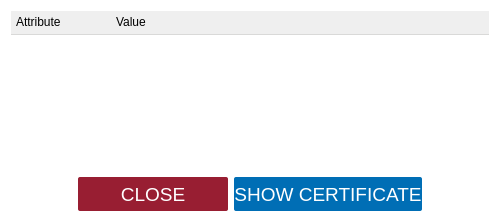
Before: the Qt Designer form client/dialogs/KeyDialog.ui in open-eid/DigiDoc4-Client, drawn with Qt 5.
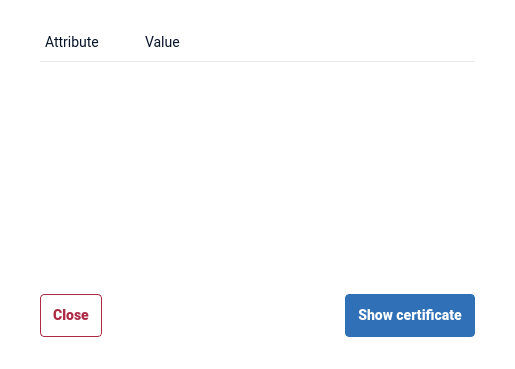
After: the same form once the commit is applied.

Commit message:
Update dialogs to new UI guidlines (#1310)
* AddRecipients
* CertificateDetails
* CertificateHistory
* KeyDialog

IB-7969

```diff
--- a/client/dialogs/KeyDialog.ui
+++ b/client/dialogs/KeyDialog.ui
@@ -6,8 +6,8 @@
    <rect>
     <x>0</x>
     <y>0</y>
-    <width>500</width>
-    <height>222</height>
+    <width>515</width>
+    <height>369</height>
    </rect>
   </property>
   <property name="minimumSize">
@@ -20,24 +20,72 @@
    <string>Encrypt for</string>
   </property>
   <property name="styleSheet">
-   <string notr="true">QWidget{ background-color: #FFFFFF; border: none;}
-QWidget#KeyDialog{ border-radius: 2px; }
-</string>
+   <string notr="true">QWidget {
+color: #07142A;
+font-family: Roboto, Helvetica;
+font-size: 14px;
+}
+#KeyDialog {
+background-color: #FFFFFF;
+border-radius: 4px;
+}
+QHeaderView::section {
+border: 1px solid #E7EAEF;
+border-width: 0px 0px 1px 0px;
+padding: 0px 0px 8px 5px;
+background-color: #FFFFFF;
+}
+QPushButton {
+padding: 12px 12px;
+border-radius: 4px;
+border: 1px solid #AD2A45;
+color: #AD2A45;
+font-weight: 700;
+}
+QPushButton:hover {
+background-color: #F5EBED;
+}
+QPushButton:pressed {
+background-color: #E1C1C6;
+}
+QPushButton:default {
+color: #ffffff;
+border-color: #2F70B6;
+background-color: #2F70B6;
+}
+QPushButton:default:hover {
+border-color: #2B66A6;
+background-color: #2B66A6;
+}
+QPushButton:default:pressed {
+border-color: #215081;
+background-color: #215081;
+}
+QPushButton:default:disabled {
+border-color: #82A9D3;
+background-color: #82A9D3;
+}</string>
   </property>
   <layout class="QVBoxLayout" name="KeyDialogLayout">
+   <property name="spacing">
+    <number>40</number>
+   </property>
+   <property name="leftMargin">
+    <number>40</number>
+   </property>
+   <property name="topMargin">
+    <number>32</number>
+   </property>
+   <property name="rightMargin">
+    <number>40</number>
+   </property>
+   <property name="bottomMargin">
+    <number>32</number>
+   </property>
    <item>
     <widget class="QTreeWidget" name="view">
-     <property name="styleSheet">
-      <string notr="true">#view {
-	border:none;
-}
-QHeaderView::section {
-	border: 1px solid #D9D9D8;
-	border-width: 0px 0px 1px 0px;
-	padding: 2px 0px 3px 5px;
-	background-color: qlineargradient(x1:0, y1:0, x2:0, y2:1,
-                                      stop:0 #FFFFFF, stop:1 #FFFFFF);
-}</string>
+     <property name="frameShape">
+      <enum>QFrame::NoFrame</enum>
      </property>
      <property name="rootIsDecorated">
       <bool>false</bool>
@@ -56,117 +104,55 @@
    </item>
    <item>
     <layout class="QHBoxLayout" name="buttonLayout">
-     <item>
-      <spacer name="leftSpacer">
-       <property name="orientation">
-        <enum>Qt::Horizontal</enum>
-       </property>
-       <property name="sizeHint" stdset="0">
-        <size>
-         <width>25</width>
-         <height>18</height>
-        </size>
-       </property>
-      </spacer>
-     </item>
+     <property name="spacing">
+      <number>0</number>
+     </property>
      <item>
       <widget class="QPushButton" name="close">
-       <property name="minimumSize">
+       <property name="cursor">
+        <cursorShape>PointingHandCursor</cursorShape>
+       </property>
+       <property name="text">
+        <string>Close</string>
+       </property>
+       <property name="autoDefault">
+        <bool>false</bool>
+       </property>
+      </widget>
+     </item>
+     <item>
+      <spacer name="buttonSpacer">
+       <property name="orientation">
+        <enum>Qt::Horizontal</enum>
+       </property>
+       <property name="sizeHint" stdset="0">
         <size>
-         <width>150</width>
-         <height>34</height>
+         <width>25</width>
+         <height>18</height>
         </size>
        </property>
+      </spacer>
+     </item>
+     <item>
+      <widget class="QPushButton" name="showCert">
        <property name="font">
         <font>
-         <pointsize>14</pointsize>
+         <family>Roboto</family>
+         <pointsize>-1</pointsize>
+         <bold>true</bold>
         </font>
        </property>
        <property name="cursor">
         <cursorShape>PointingHandCursor</cursorShape>
        </property>
-       <property name="accessibleName">
-        <string extracomment="accessible">Close</string>
-       </property>
-       <property name="styleSheet">
-        <string notr="true">QPushButton {
-	border-radius: 2px; 
-	border: none;
-	color: #ffffff;
-	background-color: #981E32;
-}
-QPushButton:pressed {
-	background-color: #F24A66;
-}
-QPushButton:hover:!pressed {
-	background-color: #CD2541;
-}
-QPushButton:disabled {
-	background-color: #BEDBED;
-}</string>
-       </property>
        <property name="text">
-        <string>CLOSE</string>
+        <string>Show certificate</string>
        </property>
        <property name="default">
         <bool>true</bool>
        </property>
       </widget>
      </item>
-     <item>
-      <widget class="QPushButton" name="showCert">
-       <property name="minimumSize">
-        <size>
-         <width>150</width>
-         <height>34</height>
-        </size>
-       </property>
-       <property name="font">
-        <font>
-         <pointsize>14</pointsize>
-        </font>
-       </property>
-       <property name="cursor">
-        <cursorShape>PointingHandCursor</cursorShape>
-       </property>
-       <property name="accessibleName">
-        <string extracomment="accessible">Show certificate</string>
-       </property>
-       <property name="styleSheet">
-        <string notr="true">QPushButton {
-	border-radius: 2px; 
-	border: none;
-	color: #ffffff;
-	background-color: #006EB5;
-}
-QPushButton:pressed {
-	background-color: #41B6E6;
-}
-QPushButton:hover:!pressed {
-	background-color: #008DCF;
-}
-QPushButton:disabled {
-	background-color: #BEDBED;
-}</string>
-       </property>
-       <property name="text">
-        <string>SHOW CERTIFICATE</string>
-       </property>
-      </widget>
-     </item>
-     <item>
-      <spacer name="rightSpacer">
-       <property name="orientation">
-        <enum>Qt::Horizontal</enum>
-       </property>
-       <property name="sizeHint" stdset="0">
-        <size>
-         <width>25</width>
-         <height>18</height>
-        </size>
-       </property>
-      </spacer>
-     </item>
     </layout>
    </item>
   </layout>
```
Left out of the diff: 3 changed lines with no effect on the pictures. The commit also changes 27 other files.
